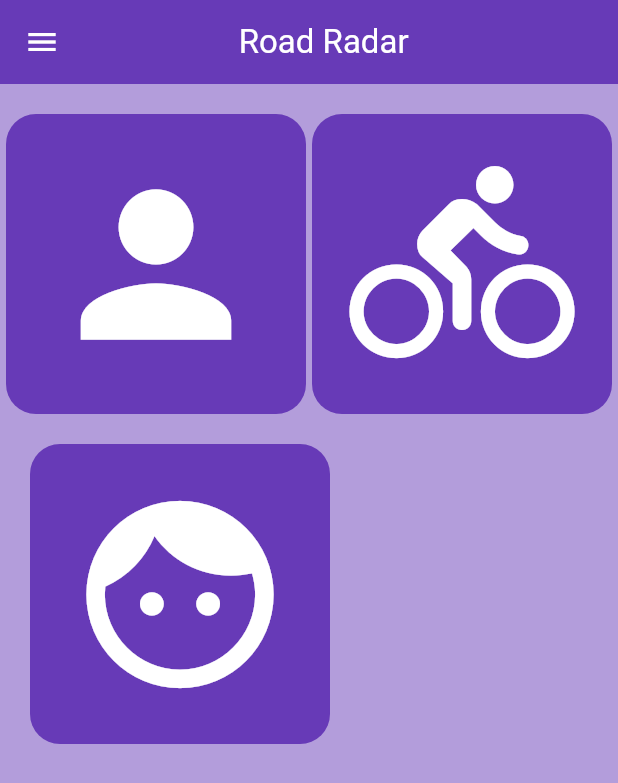
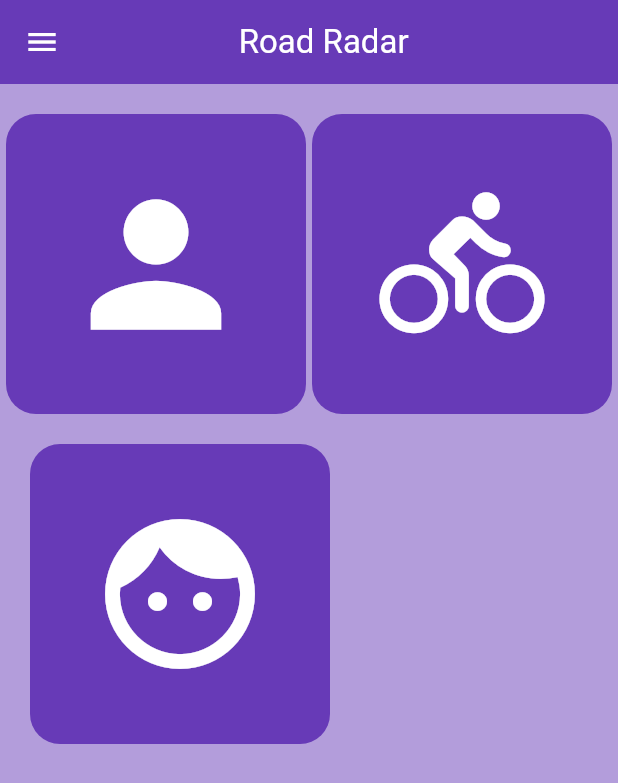
Before and after one commit to Mourya-2602/RoadRadar_ISM, a Flutter app: the screen it shows after launch, on a phone screen of 412 x 824 dp. Shown: the top 783 px of the screen. Run offline on Flutter 3.47's test engine with Material 3 defaults, Android fonts, the phone set to English and light mode, and no system bars.

Commit message:
Dashboard updated

```diff
--- a/lib/main.dart
+++ b/lib/main.dart
@@ -1,4 +1,7 @@
 import 'package:flutter/material.dart';
+import 'pages/admin.dart';
+import 'pages/driver.dart';
+import 'pages/user.dart';
 
 void main() {
   runApp(const MyApp());
@@ -11,7 +14,15 @@ class MyApp extends StatelessWidget {
   Widget build(BuildContext context) {
     return MaterialApp(
       debugShowCheckedModeBanner: false,
-      home: Scaffold(
+      home: HomePage(),
+    );
+  }
+}
+
+class HomePage extends StatelessWidget {
+  @override
+  Widget build(BuildContext context) {
+    return Scaffold(
       backgroundColor: Colors.deepPurple[200],
       appBar: AppBar(
         title: Text("                Road Radar     "),
@@ -27,7 +38,15 @@ class MyApp extends StatelessWidget {
           Row(
             mainAxisAlignment: MainAxisAlignment.spaceEvenly,
             children: [
-                Container(
+              // Admin Container with Navigation
+              GestureDetector(
+                onTap: () {
+                  Navigator.push(
+                    context,
+                    MaterialPageRoute(builder: (context) => Admin()),
+                  );
+                },
+                child: Container(
                   height: 200,
                   width: 200,
                   decoration: BoxDecoration(
@@ -38,10 +57,19 @@ class MyApp extends StatelessWidget {
                   child: Icon(
                     Icons.person,
                     color: Colors.white,
-                    size: 150,
+                    size: 130,
                   ),
                 ),
-                Container(
+              ),
+              // Driver Container with Navigation
+              GestureDetector(
+                onTap: () {
+                  Navigator.push(
+                    context,
+                    MaterialPageRoute(builder: (context) => Driver()),
+                  );
+                },
+                child: Container(
                   height: 200,
                   width: 200,
                   decoration: BoxDecoration(
@@ -52,7 +80,8 @@ class MyApp extends StatelessWidget {
                   child: Icon(
                     Icons.directions_bike_rounded,
                     color: Colors.white,
-                    size: 150,
+                    size: 110,
+                  ),
                 ),
               ),
             ],
@@ -60,6 +89,14 @@ class MyApp extends StatelessWidget {
           SizedBox(height: 20), // Space between rows
           Padding(
             padding: EdgeInsets.only(left: 20),
+            // User Container with Navigation
+            child: GestureDetector(
+              onTap: () {
+                Navigator.push(
+                  context,
+                  MaterialPageRoute(builder: (context) => User()),
+                );
+              },
               child: Container(
                 height: 200,
                 width: 200,
@@ -71,13 +108,13 @@ class MyApp extends StatelessWidget {
                 child: Icon(
                   Icons.face,
                   color: Colors.white,
-                  size: 150,
+                  size: 120,
+                ),
               ),
             ),
           ),
         ],
       ),
-      ),
     );
   }
 }
```
Also changed, not shown: lib/pages/admin.dart (added, +12 -0 lines), lib/pages/driver.dart (added, +12 -0 lines), lib/pages/user.dart (added, +12 -0 lines). Lines whose indentation alone changed are shown as unchanged.
